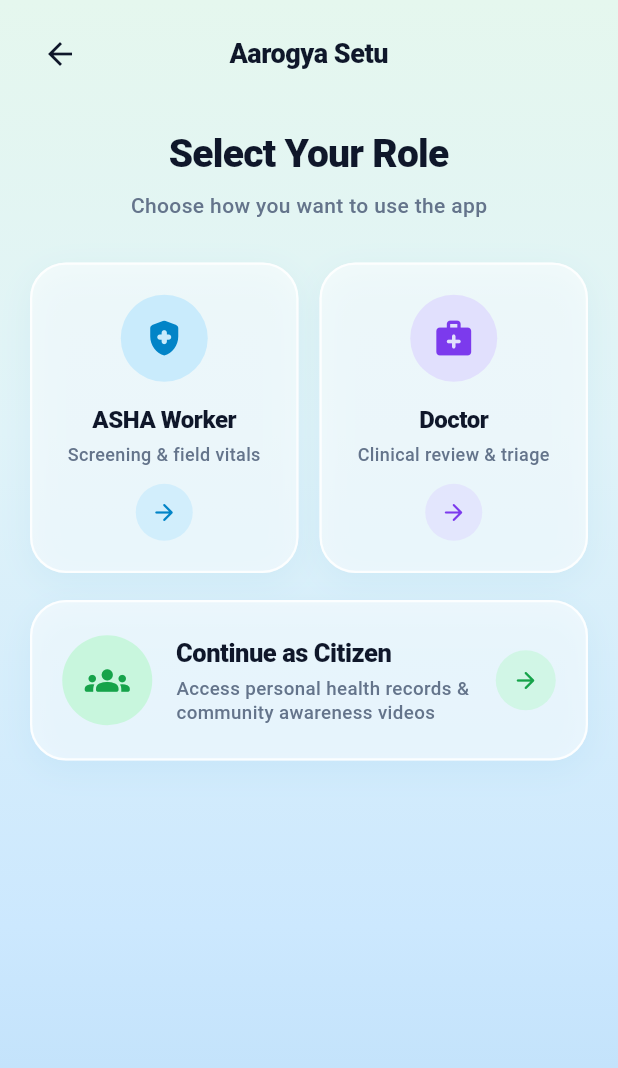
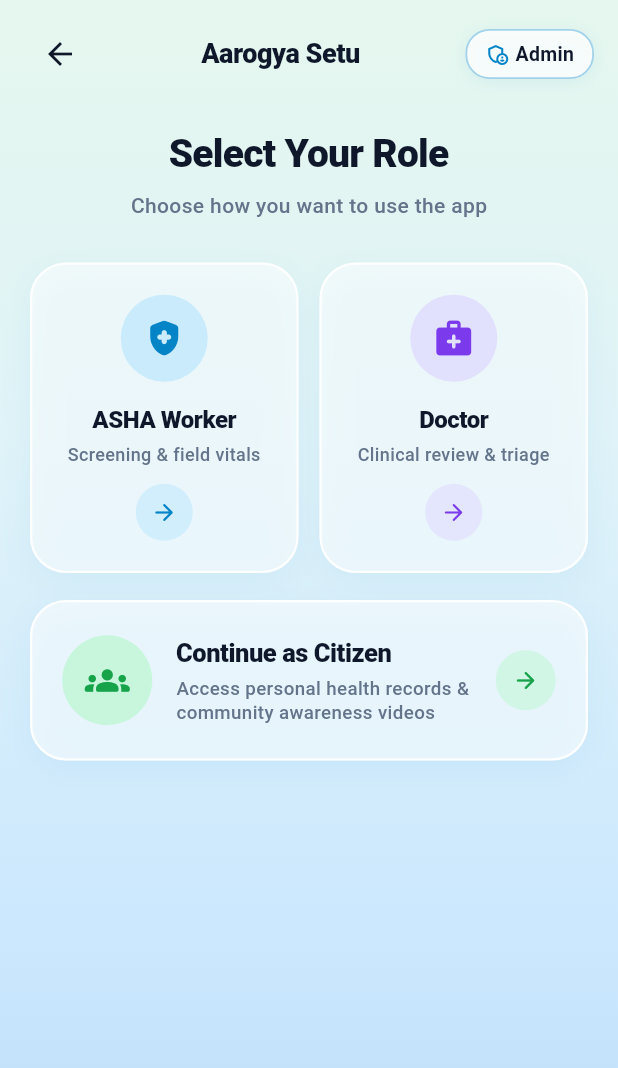
Before and after one commit to Adi140108/Nirogya-Setu, a Flutter app: the screen it shows after launch, after a tap on "Get Started", on a phone screen of 412 x 824 dp. Shown: the top 1068 px of the screen. Run offline on Flutter 3.47's test engine with Material 3 defaults, Android fonts, the phone set to English and light mode, and no system bars; our stand-ins replace cloud_firestore, connectivity_plus, firebase_core, qr_flutter, shared_preferences, video_player; accounts and stored records are empty.

Commit message:
feat(auth): add admin button with coming soon popup to role selection screen

```diff
--- a/lib/features/auth/screens/role_selection_screen.dart
+++ b/lib/features/auth/screens/role_selection_screen.dart
@@ -29,6 +29,65 @@
           );
         },
       ),
+    );
+  }
+
+  void _showComingSoonDialog(BuildContext context) {
+    showDialog(
+      context: context,
+      builder: (BuildContext dialogContext) {
+        return AlertDialog(
+          shape: RoundedRectangleBorder(
+            borderRadius: BorderRadius.circular(20),
+          ),
+          backgroundColor: Colors.white,
+          titlePadding: const EdgeInsets.fromLTRB(24, 24, 24, 8),
+          contentPadding: const EdgeInsets.fromLTRB(24, 8, 24, 20),
+          title: Row(
+            children: [
+              Container(
+                padding: const EdgeInsets.all(8),
+                decoration: BoxDecoration(
+                  color: const Color(0xFFE0F2FE),
+                  borderRadius: BorderRadius.circular(12),
+                ),
+                child: const Icon(
+                  Icons.admin_panel_settings_rounded,
+                  color: Color(0xFF0284C7),
+                  size: 24,
+                ),
+              ),
+              const SizedBox(width: 12),
+              const Text(
+                'Admin Portal',
+                style: TextStyle(
+                  fontSize: 18,
+                  fontWeight: FontWeight.w800,
+                  color: Color(0xFF0F172A),
+                ),
+              ),
+            ],
+          ),
+          content: const Text(
+            'Coming Soon!',
+            style: TextStyle(
+              fontSize: 15,
+              fontWeight: FontWeight.w500,
+              color: Color(0xFF475569),
+            ),
+          ),
+          actions: [
+            TextButton(
+              onPressed: () => Navigator.pop(dialogContext),
+              style: TextButton.styleFrom(
+                foregroundColor: const Color(0xFF0284C7),
+                textStyle: const TextStyle(fontWeight: FontWeight.w700),
+              ),
+              child: const Text('OK'),
+            ),
+          ],
+        );
+      },
     );
   }
 
@@ -73,7 +132,47 @@
                         letterSpacing: -0.3,
                       ),
                     ),
-                    const SizedBox(width: 48), // Balance spacing
+                    InkWell(
+                      onTap: () => _showComingSoonDialog(context),
+                      borderRadius: BorderRadius.circular(16),
+                      child: Container(
+                        padding: const EdgeInsets.symmetric(horizontal: 12, vertical: 6),
+                        decoration: BoxDecoration(
+                          color: Colors.white.withOpacity(0.8),
+                          borderRadius: BorderRadius.circular(16),
+                          border: Border.all(
+                            color: const Color(0xFF0284C7).withOpacity(0.35),
+                            width: 1.2,
+                          ),
+                          boxShadow: [
+                            BoxShadow(
+                              color: const Color(0xFF0284C7).withOpacity(0.08),
+                              blurRadius: 8,
+                              offset: const Offset(0, 2),
+                            ),
+                          ],
+                        ),
+                        child: const Row(
+                          mainAxisSize: MainAxisSize.min,
+                          children: [
+                            Icon(
+                              Icons.admin_panel_settings_outlined,
+                              size: 16,
+                              color: Color(0xFF0284C7),
+                            ),
+                            SizedBox(width: 4),
+                            Text(
+                              'Admin',
+                              style: TextStyle(
+                                fontSize: 13,
+                                fontWeight: FontWeight.w700,
+                                color: Color(0xFF0F172A),
+                              ),
+                            ),
+                          ],
+                        ),
+                      ),
+                    ),
                   ],
                 ),
               ),
```
